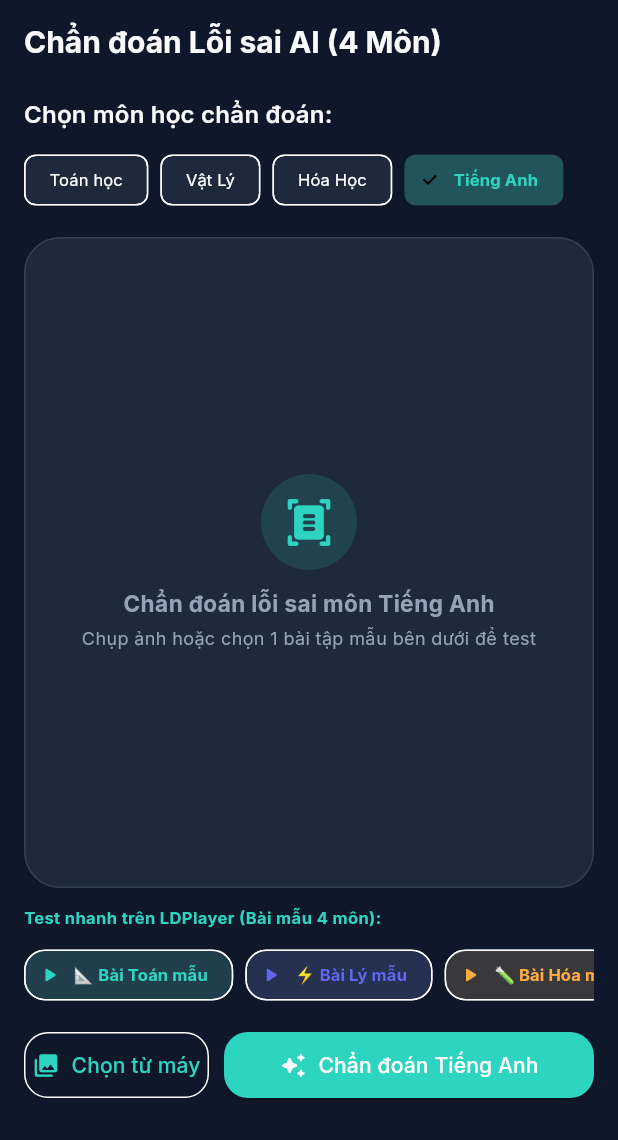
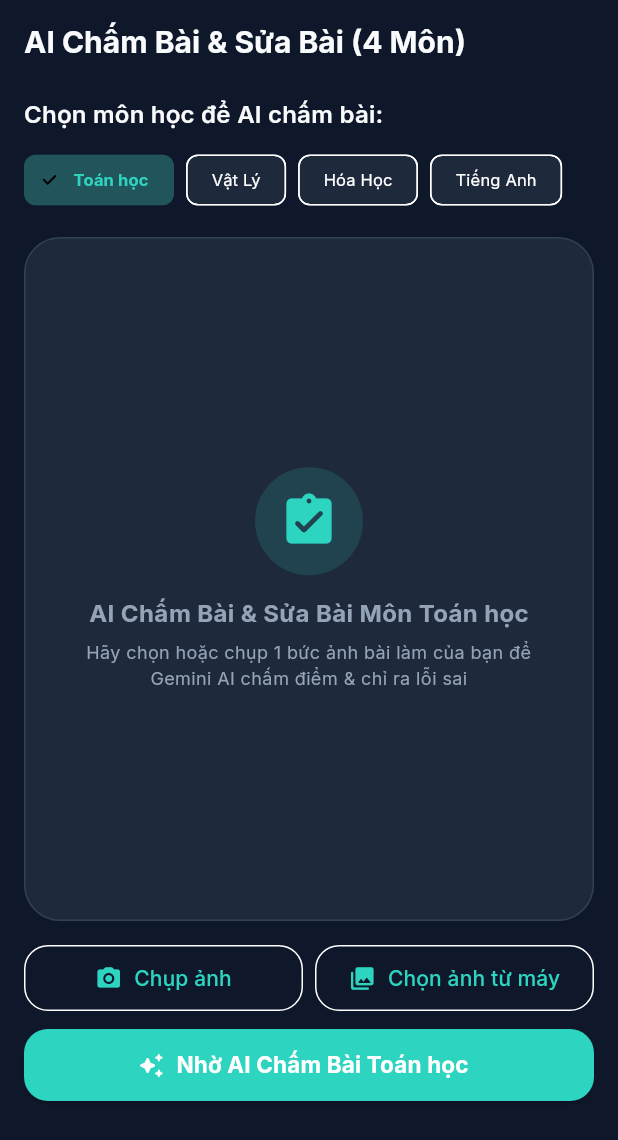
Before and after one commit to PL21zzz/OmniSolveAI, a Flutter app: the ScannerScreen screen opened directly, on a phone screen of 412 x 824 dp. Shown: the top 1140 px of the screen. Run offline on Flutter 3.47's test engine with Material 3 defaults, Android fonts, the phone set to English and light mode, and no system bars; our stand-ins replace cloud_firestore, firebase_auth, firebase_core, fl_chart, flutter_animate, flutter_riverpod and 5 more; accounts and stored records are empty.

Commit message:
feat: rename diagnostic to AI Chấm Bài, connect 100% real Gemini 1.5/2.0 API and Cloud Firestore persistence

```diff
--- a/lib/features/ai_chat/presentation/chat_screen.dart
+++ b/lib/features/ai_chat/presentation/chat_screen.dart
@@ -1,5 +1,6 @@
 import 'package:flutter/material.dart';
 import 'package:omni_solve_ai/app/theme/app_theme.dart';
+import 'package:omni_solve_ai/features/scanner/data/gemini_service.dart';
 
 class ChatMessage {
   final String text;
@@ -22,17 +23,17 @@ class _ChatScreenState extends State<ChatScreen> {
   final List<ChatMessage> _messages = [
     ChatMessage(
       text:
-          'Chào bạn! Tôi là Gia sư AI OmniSolve 🤖. Tôi có thể hỗ trợ bạn học 4 môn trọng tâm: Toán học, Vật Lý, Hóa Học và Tiếng Anh. Bạn cần hỏi gì hôm nay?',
+          'Chào bạn! Tôi là Gia sư Gemini AI 🤖. Tôi hỗ trợ giải đáp 4 môn: Toán học, Vật Lý, Hóa Học và Tiếng Anh. Hãy đặt câu hỏi bất kỳ cho tôi nhé!',
       isUser: false,
     ),
   ];
 
-  String _selectedSubject = 'Tiếng Anh';
+  String _selectedSubject = 'Toán học';
   bool _isTyping = false;
 
   final List<String> _subjects = ['Toán học', 'Vật Lý', 'Hóa Học', 'Tiếng Anh'];
 
-  void _sendMessage([String? customText]) {
+  Future<void> _sendMessage([String? customText]) async {
     final text = customText ?? _controller.text.trim();
     if (text.isEmpty) return;
 
@@ -45,79 +46,29 @@ class _ChatScreenState extends State<ChatScreen> {
       _isTyping = true;
     });
 
-    Future.delayed(const Duration(milliseconds: 1000), () {
+    try {
+      final service = GeminiService();
+      final aiReply = await service.askAiTutor(
+        query: text,
+        subject: _selectedSubject,
+      );
+
       if (!mounted) return;
-      final aiReply = _generateDomainAwareReply(text, _selectedSubject);
+
       setState(() {
         _isTyping = false;
         _messages.add(ChatMessage(text: aiReply, isUser: false));
       });
-    });
-  }
-
-  String _generateDomainAwareReply(String query, String subject) {
-    final lower = query.toLowerCase();
-
-    // Check vocabulary or English dictionary queries
-    if (lower.contains('smart') || lower.contains('nghĩa là gì') || lower.contains('dịch') || lower.contains('từ vựng') || subject == 'Tiếng Anh') {
-      if (lower.contains('smart')) {
-        return '''
-📚 **Giải nghĩa từ 'Smart' (Tiếng Anh):**
-
-• **Loại từ:** Tính từ (Adjective)
-• **Phát âm:** /smɑːrt/
-
-**Các nghĩa chính:**
-1. **Thông minh, nhanh trí:**
-   *Ví dụ:* "He is a smart student." (Cậu ấy là một học sinh thông minh).
-2. **Lanh lợi, tinh khôn:**
-   *Ví dụ:* "Smart phone" (Điện thoại thông minh).
-3. **Lịch sự, chỉn chu (Ăn mặc):**
-   *Ví dụ:* "You look very smart in that suit!" (Bạn trông rất lịch thiệp trong bộ vest đó).
-
-👉 **Từ đồng nghĩa (Synonyms):** Intelligent, Clever, Bright, Sharp.
-''';
-      }
-
-      return '''
-🇬🇧 **Gia sư Tiếng Anh phản hồi:**
-
-Về thắc mắc "$query":
-• **Từ vựng / Cấu trúc:** Được dùng phổ biến trong giao tiếp Tiếng Anh hàng ngày.
-• **Ví dụ mẫu:** "Learning English with AI is very efficient and smart."
-• **Gợi ý:** Bạn có thể đặt câu thử với từ này và gửi lại để gia sư AI sửa lỗi ngữ pháp giúp bạn nhé!
-''';
+    } catch (e) {
+      if (!mounted) return;
+      setState(() {
+        _isTyping = false;
+        _messages.add(ChatMessage(
+          text: 'Gia sư AI bị gián đoạn kết nối. Vui lòng kiểm tra lại mạng.',
+          isUser: false,
+        ));
+      });
     }
-
-    if (subject == 'Vật Lý' || lower.contains('lý') || lower.contains('vận tốc') || lower.contains('lực')) {
-      return '''
-⚡ **Gia sư Vật Lý phản hồi:**
-
-Dựa trên thắc mắc về môn **Vật Lý**:
-1. Khái niệm cốt lõi: $query liên quan đến các quy luật động học và bảo toàn năng lượng.
-2. Công thức áp dụng: \$F = m \\cdot a\$ hoặc \$P = m \\cdot v\$.
-3. Gợi ý: Hãy xác định rõ các đại lượng đã biết và đơn vị chuẩn (SI) trước khi thay số!
-''';
-    }
-
-    if (subject == 'Hóa Học' || lower.contains('hóa') || lower.contains('phản ứng') || lower.contains('axit')) {
-      return '''
-🧪 **Gia sư Hóa Học phản hồi:**
-
-Dựa trên câu hỏi về **Hóa Học**:
-1. Phương trình phản ứng: Cần chú ý số oxy hóa của các nguyên tố thay đổi trước và sau phản ứng.
-2. Mẹo cân bằng: Áp dụng phương pháp thăng bằng electron hoặc đếm nhóm nguyên tử cố định.
-''';
-    }
-
-    // Default Math response
-    return '''
-📐 **Gia sư Toán Học phản hồi:**
-
-Về bài toán liên quan đến "$query":
-1. Phương pháp giải: Xác định điều kiện xác định của biến số, sau đó biến đổi biểu thức theo công thức lượng giác hoặc tích phân cơ bản.
-2. Bạn có muốn gia sư AI hướng dẫn từng bước cụ thể không?
-''';
   }
 
   @override
@@ -205,7 +156,7 @@ Về bài toán liên quan đến "$query":
                   Icon(Icons.auto_awesome, size: 16, color: primaryColor),
                   const SizedBox(width: 8),
                   Text(
-                    'Gia sư AI đang tra cứu câu trả lời...',
+                    'Gia sư Gemini AI đang soạn câu trả lời...',
                     style: TextStyle(fontSize: 12, color: primaryColor, fontStyle: FontStyle.italic),
                   ),
                 ],
@@ -220,9 +171,9 @@ Về bài toán liên quan đến "$query":
               scrollDirection: Axis.horizontal,
               padding: const EdgeInsets.symmetric(horizontal: 12),
               children: [
+                _buildQuickPromptChip('📐 Công thức tích phân từng phần?', primaryColor),
                 _buildQuickPromptChip('🇬🇧 Smart nghĩa là gì?', primaryColor),
-                _buildQuickPromptChip('💡 Giải thích đơn giản hơn', primaryColor),
-                _buildQuickPromptChip('📌 Cho ví dụ thực tế', primaryColor),
+                _buildQuickPromptChip('🧪 Phản ứng oxy hóa khử là gì?', primaryColor),
               ],
             ),
           ),
--- a/lib/features/home/presentation/home_screen.dart
+++ b/lib/features/home/presentation/home_screen.dart
@@ -119,7 +119,7 @@ class HomeScreen extends ConsumerWidget {
               mainAxisAlignment: MainAxisAlignment.spaceBetween,
               children: [
                 Text(
-                  'Bài tập đã chẩn đoán',
+                  'Bài tập đã chấm điểm',
                   style: Theme.of(context).textTheme.titleLarge,
                 ),
                 TextButton(
@@ -208,9 +208,9 @@ class HomeScreen extends ConsumerWidget {
   Widget _buildQuickActions(BuildContext context, WidgetRef ref, bool isDark) {
     final List<Map<String, dynamic>> items = [
       {
-        'title': 'Scan & Chẩn đoán',
-        'subtitle': 'Chụp ảnh bài làm lỗi',
-        'icon': Icons.camera_alt_rounded,
+        'title': 'AI Chấm Bài & Sửa Bài',
+        'subtitle': 'Chụp ảnh bài làm của bạn',
+        'icon': Icons.assignment_turned_in_rounded,
         'color': const Color(0xFF0D9488),
         'tab': 1,
       },
@@ -306,7 +306,7 @@ class HomeScreen extends ConsumerWidget {
         'date': 'Thứ 3, 25 Tháng 8, 2026',
         'subject': 'Giải Tích III',
         'rating': 4.9,
-        'status': 'Đã sửa 1 lỗi',
+        'status': 'Đã chấm: 9/10 đ',
         'tagColor': const Color(0xFF0D9488),
       },
       {
@@ -314,7 +314,7 @@ class HomeScreen extends ConsumerWidget {
         'date': 'Thứ 2, 24 Tháng 8, 2026',
         'subject': 'Vật Lý Đại Cương',
         'rating': 5.0,
-        'status': 'Đã chuẩn 100%',
+        'status': 'Đã chấm: 10/10 đ',
         'tagColor': const Color(0xFF6366F1),
       },
     ];
@@ -346,7 +346,7 @@ class HomeScreen extends ConsumerWidget {
                   color: tagColor.withValues(alpha: 0.15),
                   borderRadius: BorderRadius.circular(14),
                 ),
-                child: Icon(Icons.functions_rounded, color: tagColor, size: 26),
+                child: Icon(Icons.assignment_turned_in_rounded, color: tagColor, size: 26),
               ),
               const SizedBox(width: 12),
               Expanded(
--- a/lib/features/home/presentation/main_wrapper.dart
+++ b/lib/features/home/presentation/main_wrapper.dart
@@ -71,8 +71,8 @@ class MainWrapper extends ConsumerWidget {
                       child: _NavItem(
                         index: 1,
                         currentIndex: currentIndex,
-                        icon: Icons.document_scanner_rounded,
-                        label: 'Chẩn đoán',
+                        icon: Icons.assignment_turned_in_rounded,
+                        label: 'AI Chấm Bài',
                         onTap: () => ref.read(navigationIndexProvider.notifier).state = 1,
                       ),
                     ),
--- a/lib/features/scanner/presentation/scanner_screen.dart
+++ b/lib/features/scanner/presentation/scanner_screen.dart
@@ -16,7 +16,7 @@ class _ScannerScreenState extends State<ScannerScreen> {
   final ImagePicker _picker = ImagePicker();
   Uint8List? _selectedImageBytes;
   bool _isLoading = false;
-  String _selectedSubject = 'Tiếng Anh';
+  String _selectedSubject = 'Toán học';
 
   final List<String> _subjects = ['Toán học', 'Vật Lý', 'Hóa Học', 'Tiếng Anh'];
 
@@ -37,14 +37,19 @@ class _ScannerScreenState extends State<ScannerScreen> {
     } catch (e) {
       if (mounted) {
         ScaffoldMessenger.of(context).showSnackBar(
-          SnackBar(content: Text('Lỗi khi chọn ảnh: $e')),
+          SnackBar(content: Text('Không thể tải ảnh: $e')),
         );
       }
     }
   }
 
-  Future<void> _analyzeWithAI([String? customSubject]) async {
-    final targetSubject = customSubject ?? _selectedSubject;
+  Future<void> _analyzeWithAI() async {
+    if (_selectedImageBytes == null) {
+      ScaffoldMessenger.of(context).showSnackBar(
+        const SnackBar(content: Text('Vui lòng chọn hoặc chụp ảnh bài tập trước khi chấm bài!')),
+      );
+      return;
+    }
 
     setState(() {
       _isLoading = true;
@@ -53,8 +58,8 @@ class _ScannerScreenState extends State<ScannerScreen> {
     try {
       final service = GeminiService();
       final result = await service.analyzeProblemImage(
-        _selectedImageBytes ?? Uint8List(0),
-        selectedSubject: targetSubject,
+        _selectedImageBytes!,
+        selectedSubject: _selectedSubject,
       );
 
       if (!mounted) return;
@@ -68,7 +73,7 @@ class _ScannerScreenState extends State<ScannerScreen> {
     } catch (e) {
       if (mounted) {
         ScaffoldMessenger.of(context).showSnackBar(
-          SnackBar(content: Text('Không thể kết nối AI: $e')),
+          SnackBar(content: Text('Lỗi kết nối Gemini AI: ${e.toString().replaceAll('Exception: ', '')}')),
         );
       }
     } finally {
@@ -87,15 +92,15 @@ class _ScannerScreenState extends State<ScannerScreen> {
 
     return Scaffold(
       appBar: AppBar(
-        title: const Text('Chẩn đoán Lỗi sai AI (4 Môn)'),
+        title: const Text('AI Chấm Bài & Sửa Bài (4 Môn)'),
       ),
       body: Padding(
         padding: const EdgeInsets.only(left: 16, right: 16, top: 8, bottom: 90),
         child: Column(
           crossAxisAlignment: CrossAxisAlignment.start,
           children: [
-            // 4-Subject Filter Pills with Horizontal Scroll (Fixes 4.0px Right Overflow!)
-            Text('Chọn môn học chẩn đoán:', style: Theme.of(context).textTheme.titleMedium),
+            // 4-Subject Filter Chips
+            Text('Chọn môn học để AI chấm bài:', style: Theme.of(context).textTheme.titleMedium),
             const SizedBox(height: 8),
             SingleChildScrollView(
               scrollDirection: Axis.horizontal,
@@ -127,7 +132,7 @@ class _ScannerScreenState extends State<ScannerScreen> {
             ),
             const SizedBox(height: 14),
 
-            // Image Preview / Scanner View Area
+            // Image Preview Area
             Expanded(
               child: Container(
                 width: double.infinity,
@@ -144,20 +149,19 @@ class _ScannerScreenState extends State<ScannerScreen> {
                         child: Stack(
                           fit: StackFit.expand,
                           children: [
-                            Image.memory(_selectedImageBytes!, fit: BoxFit.cover),
-                            Container(
-                              color: Colors.black38,
-                              child: Center(
-                                child: Container(
-                                  width: 180,
-                                  height: 180,
-                                  decoration: BoxDecoration(
-                                    border: Border.all(color: primaryColor, width: 3),
-                                    borderRadius: BorderRadius.circular(16),
-                                  ),
-                                  child: const Center(
-                                    child: Icon(Icons.center_focus_strong, color: Colors.white, size: 40),
-                                  ),
+                            Image.memory(_selectedImageBytes!, fit: BoxFit.contain),
+                            Positioned(
+                              top: 12,
+                              right: 12,
+                              child: CircleAvatar(
+                                backgroundColor: Colors.black54,
+                                child: IconButton(
+                                  icon: const Icon(Icons.close_rounded, color: Colors.white),
+                                  onPressed: () {
+                                    setState(() {
+                                      _selectedImageBytes = null;
+                                    });
+                                  },
                                 ),
                               ),
                             ),
@@ -168,68 +172,69 @@ class _ScannerScreenState extends State<ScannerScreen> {
                         mainAxisAlignment: MainAxisAlignment.center,
                         children: [
                           CircleAvatar(
-                            radius: 32,
+                            radius: 36,
                             backgroundColor: primaryColor.withValues(alpha: 0.15),
-                            child: Icon(Icons.document_scanner_rounded, color: primaryColor, size: 34),
+                            child: Icon(Icons.assignment_turned_in_rounded, color: primaryColor, size: 40),
                           ),
-                          const SizedBox(height: 12),
+                          const SizedBox(height: 14),
                           Text(
-                            'Chẩn đoán lỗi sai môn $_selectedSubject',
-                            style: const TextStyle(fontWeight: FontWeight.bold, fontSize: 15),
+                            'AI Chấm Bài & Sửa Bài Môn $_selectedSubject',
+                            style: const TextStyle(fontWeight: FontWeight.bold, fontSize: 16),
                           ),
-                          const SizedBox(height: 4),
-                          Text(
-                            'Chụp ảnh hoặc chọn 1 bài tập mẫu bên dưới để test',
+                          const SizedBox(height: 6),
+                          Padding(
+                            padding: const EdgeInsets.symmetric(horizontal: 24),
+                            child: Text(
+                              'Hãy chọn hoặc chụp 1 bức ảnh bài làm của bạn để Gemini AI chấm điểm & chỉ ra lỗi sai',
                               textAlign: TextAlign.center,
                               style: TextStyle(
                                 fontSize: 12,
                                 color: isDark ? AppColors.darkTextSecondary : AppColors.lightTextSecondary,
                               ),
                             ),
+                          ),
                         ],
                       ),
               ),
             ),
-            const SizedBox(height: 12),
+            const SizedBox(height: 14),
 
-            // Preset Sample Buttons for LDPlayer Testing
-            Text('Test nhanh trên LDPlayer (Bài mẫu 4 môn):', style: TextStyle(fontSize: 11, fontWeight: FontWeight.bold, color: primaryColor)),
-            const SizedBox(height: 6),
-            SingleChildScrollView(
-              scrollDirection: Axis.horizontal,
-              child: Row(
-                children: [
-                  _buildPresetButton('📐 Bài Toán mẫu', 'Toán học', primaryColor),
-                  const SizedBox(width: 8),
-                  _buildPresetButton('⚡ Bài Lý mẫu', 'Vật Lý', const Color(0xFF6366F1)),
-                  const SizedBox(width: 8),
-                  _buildPresetButton('🧪 Bài Hóa mẫu', 'Hóa Học', Colors.orangeAccent),
-                  const SizedBox(width: 8),
-                  _buildPresetButton('🇬🇧 Bài Tiếng Anh mẫu', 'Tiếng Anh', Colors.green),
-                ],
-              ),
-            ),
-            const SizedBox(height: 12),
-
-            // Upload & Analyze Buttons
+            // Image Picking Buttons (Camera & Gallery)
             Row(
               children: [
                 Expanded(
                   child: OutlinedButton.icon(
-                    onPressed: () => _pickImage(ImageSource.gallery),
-                    icon: const Icon(Icons.photo_library_rounded, size: 18),
-                    label: const Text('Chọn từ máy'),
+                    onPressed: () => _pickImage(ImageSource.camera),
+                    icon: const Icon(Icons.camera_alt_rounded, size: 18),
+                    label: const Text('Chụp ảnh'),
                     style: OutlinedButton.styleFrom(
                       padding: const EdgeInsets.symmetric(vertical: 12),
                       shape: RoundedRectangleBorder(borderRadius: BorderRadius.circular(16)),
                     ),
                   ),
                 ),
-                const SizedBox(width: 10),
+                const SizedBox(width: 8),
                 Expanded(
-                  flex: 2,
+                  child: OutlinedButton.icon(
+                    onPressed: () => _pickImage(ImageSource.gallery),
+                    icon: const Icon(Icons.photo_library_rounded, size: 18),
+                    label: const Text('Chọn ảnh từ máy'),
+                    style: OutlinedButton.styleFrom(
+                      padding: const EdgeInsets.symmetric(vertical: 12),
+                      shape: RoundedRectangleBorder(borderRadius: BorderRadius.circular(16)),
+                    ),
+                  ),
+                ),
+              ],
+            ),
+            const SizedBox(height: 10),
+
+            // Main AI Grading Execution Button
+            SizedBox(
+              width: double.infinity,
+              height: 48,
               child: ElevatedButton.icon(
-                    onPressed: _isLoading ? null : () => _analyzeWithAI(),
+                onPressed: _isLoading ? null : _analyzeWithAI,
                 icon: _isLoading
                     ? const SizedBox(
                         width: 18,
@@ -237,35 +242,20 @@ class _ScannerScreenState extends State<ScannerScreen> {
                         child: CircularProgressIndicator(color: Colors.white, strokeWidth: 2),
                       )
                     : const Icon(Icons.auto_awesome_rounded, size: 18),
-                    label: Text(_isLoading ? 'Đang chẩn đoán...' : 'Chẩn đoán $_selectedSubject'),
+                label: Text(
+                  _isLoading ? 'Gemini AI đang chấm bài...' : 'Nhờ AI Chấm Bài $_selectedSubject',
+                  style: const TextStyle(fontWeight: FontWeight.bold, fontSize: 15),
+                ),
                 style: ElevatedButton.styleFrom(
                   backgroundColor: primaryColor,
                   foregroundColor: Colors.white,
-                      padding: const EdgeInsets.symmetric(vertical: 12),
                   shape: RoundedRectangleBorder(borderRadius: BorderRadius.circular(16)),
                 ),
               ),
             ),
           ],
         ),
-          ],
-        ),
       ),
     );
   }
-
-  Widget _buildPresetButton(String label, String subject, Color color) {
-    return ActionChip(
-      avatar: Icon(Icons.play_arrow_rounded, color: color, size: 16),
-      label: Text(label, style: TextStyle(fontSize: 11, fontWeight: FontWeight.bold, color: color)),
-      backgroundColor: color.withValues(alpha: 0.12),
-      onPressed: () {
-        setState(() {
-          _selectedSubject = subject;
-        });
-        _analyzeWithAI(subject);
-      },
-      shape: RoundedRectangleBorder(borderRadius: BorderRadius.circular(14)),
-    );
 }
-}
```
Also changed, not shown: lib/features/scanner/data/gemini_service.dart (+108 -125 lines), lib/features/scanner/presentation/solution_detail_screen.dart (+63 -50 lines). Lines whose indentation alone changed are shown as unchanged.
